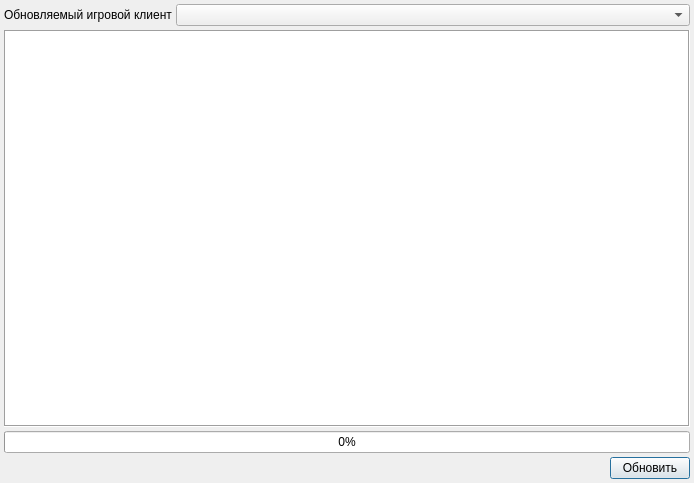
Above: updatedialog.ui from dngulin/ttyhlauncher before the change. Below: the same form after it.
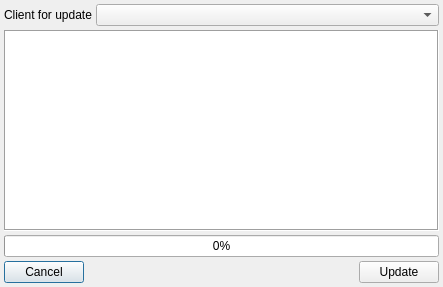
That is the form after the change. Icons and pictures are not drawn.

Diff of the .ui file:
```diff
--- a/updatedialog.ui
+++ b/updatedialog.ui
@@ -6,8 +6,8 @@
    <rect>
     <x>0</x>
     <y>0</y>
-    <width>694</width>
-    <height>483</height>
+    <width>443</width>
+    <height>287</height>
    </rect>
   </property>
   <property name="windowTitle">
@@ -41,7 +41,7 @@
      <item>
       <widget class="QLabel" name="clientLabel">
        <property name="text">
-        <string>Обновляемый игровой клиент</string>
+        <string>Client for update</string>
        </property>
       </widget>
      </item>
@@ -78,6 +78,13 @@
    </item>
    <item>
     <layout class="QHBoxLayout" name="bottomLayout">
+     <item>
+      <widget class="QPushButton" name="cancelButton">
+       <property name="text">
+        <string>Cancel</string>
+       </property>
+      </widget>
+     </item>
      <item>
       <spacer name="hspc">
        <property name="orientation">
@@ -94,7 +101,7 @@
      <item>
       <widget class="QPushButton" name="updateButton">
        <property name="text">
-        <string>Обновить</string>
+        <string>Update</string>
        </property>
       </widget>
      </item>
```
